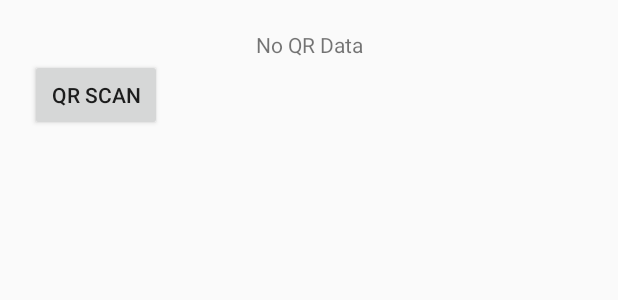
After one commit to tideeh/QR_Code_Polen, an Android app: the layout activity_main.xml on its own in the app's theme, with its tools: preview values and no code run, on a phone screen of 412 x 824 dp. The commit adds this screen. Shown: the top 300 px of the screen. Run offline under Robolectric (Android 15) with nearby library versions, the phone set to English and light mode, and no system bars.

Commit message:
confg qr code reader

```diff
--- a/app/build.gradle
+++ b/app/build.gradle
@@ -54,4 +54,6 @@ dependencies {
     testImplementation 'junit:junit:4.12'
     androidTestImplementation 'androidx.test.ext:junit:1.1.1'
     androidTestImplementation 'androidx.test.espresso:espresso-core:3.2.0'
+
+    implementation 'com.github.mrasif:easyqrlibrary:v1.0.2'
 }
--- /dev/null
+++ b/app/src/main/res/layout/activity_main.xml
@@ -0,0 +1,24 @@
+<?xml version="1.0" encoding="utf-8"?>
+<LinearLayout xmlns:android="http://schemas.android.com/apk/res/android"
+    xmlns:app="http://schemas.android.com/apk/res-auto"
+    xmlns:tools="http://schemas.android.com/tools"
+    android:layout_width="match_parent"
+    android:layout_height="match_parent"
+    android:padding="20dp"
+    tools:context=".MainActivity"
+    android:orientation="vertical">
+
+    <TextView
+        android:id="@+id/tvData"
+        android:layout_width="match_parent"
+        android:layout_height="wrap_content"
+        android:gravity="center"
+        android:text="No QR Data"/>
+    <Button
+        android:id="@+id/btnQRScan"
+        android:layout_width="wrap_content"
+        android:layout_height="wrap_content"
+        android:text="QR Scan"
+        android:onClick="qrScan"/>
+
+</LinearLayout>
--- a/app/src/main/res/layout/activity_splash_screen.xml
+++ b/app/src/main/res/layout/activity_splash_screen.xml
@@ -20,7 +20,7 @@
         style="@style/my_progress_bar"
         android:layout_marginTop="30dp"
         android:layout_marginBottom="20dp"
-        android:visibility="visible" />
+        android:visibility="invisible" />
 
     <TextView
         android:id="@+id/splash_texto"
--- a/app/src/main/res/values/styles.xml
+++ b/app/src/main/res/values/styles.xml
@@ -16,4 +16,8 @@
         <item name="android:indeterminateTint">@color/colorPrimary</item>
     </style>
 
+    <style name="MyFullScreen" parent="Theme.AppCompat.Light.NoActionBar">
+        <item name="android:windowFullscreen">true</item>
+    </style>
+
 </resources>
--- a/build.gradle
+++ b/build.gradle
@@ -21,6 +21,8 @@ allprojects {
         google()
         jcenter()
 
+        maven { url 'https://jitpack.io' }
+
     }
 }
 
```
Also changed, not shown: app/src/main/AndroidManifest.xml (+15 -1 lines), app/src/main/java/br/com/polenflorestal/qrcodepolen/Constants.kt (added, +10 -0 lines), app/src/main/java/br/com/polenflorestal/qrcodepolen/MainActivity.kt (added, +47 -0 lines), app/src/main/java/br/com/polenflorestal/qrcodepolen/SplashScreenActivity.kt (+49 -0 lines).
